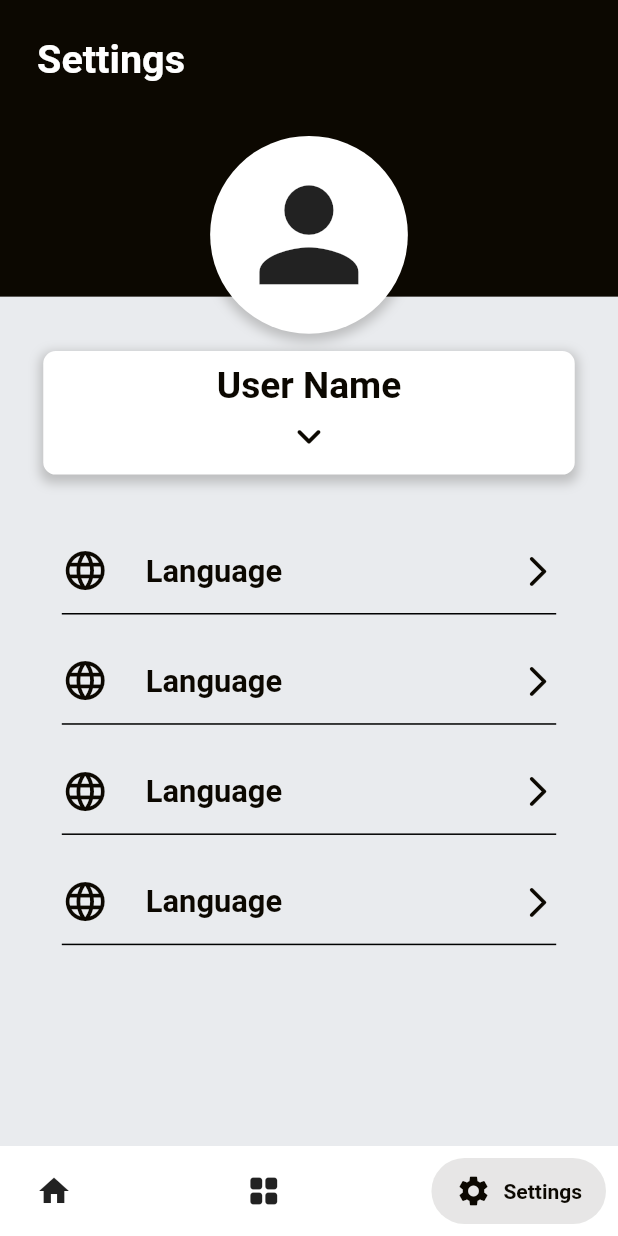
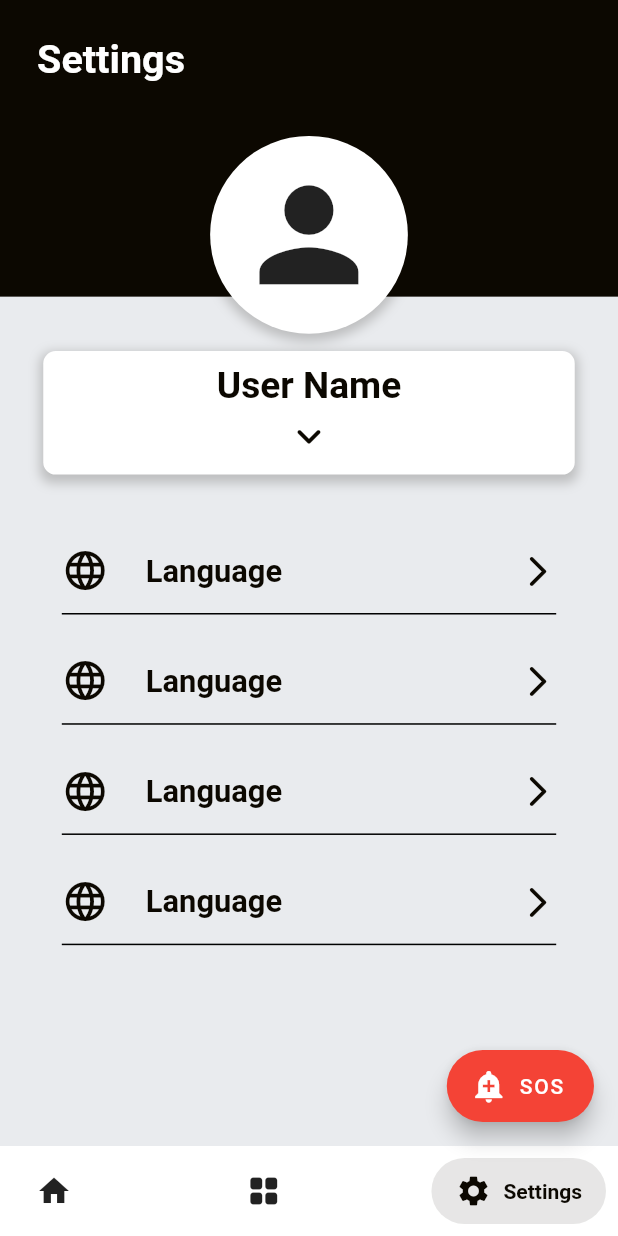
Before and after one commit to naqeeb9a/ajk-tour, a Flutter app: the screen it shows after launch, item 3 of the bottom bar chosen, on a phone screen of 412 x 824 dp. Run offline on Flutter 3.47's test engine with Material 2 defaults, Android fonts, the phone set to English and light mode, and no system bars; drawn by our look-alikes of salomon_bottom_bar; our stand-ins replace cached_network_image, carousel_slider, smooth_page_indicator; network calls fail.

Commit message:
Hassan ~ SOS Button Implementation

```diff
--- a/lib/app_screens/cities.dart
+++ b/lib/app_screens/cities.dart
@@ -2,6 +2,7 @@ import 'package:ajk_tour/api/apis.dart';
 import 'package:ajk_tour/utils/config.dart';
 import 'package:ajk_tour/widgets/boxes.dart';
 import 'package:ajk_tour/widgets/dynamic_sizes.dart';
+import 'package:ajk_tour/widgets/essential_widgets.dart';
 import 'package:flutter/material.dart';
 
 import 'city_details.dart';
@@ -28,6 +29,7 @@ class _CitiesState extends State<Cities> {
   Widget build(BuildContext context) {
     return Scaffold(
       backgroundColor: myGrey,
+      floatingActionButton: sosFloatingButton(),
       body: NestedScrollView(
         headerSliverBuilder: (BuildContext context, bool innerBoxIsScrolled) {
           return <Widget>[
--- a/lib/app_screens/city_details.dart
+++ b/lib/app_screens/city_details.dart
@@ -29,6 +29,7 @@ class _CityDetailState extends State<CityDetail> {
         tag: widget.i,
         child: Scaffold(
           backgroundColor: myGrey,
+          floatingActionButton: sosFloatingButton(),
           body: Column(
             children: [
               imageHeader(
--- a/lib/app_screens/districts.dart
+++ b/lib/app_screens/districts.dart
@@ -18,6 +18,7 @@ class _DistrictsState extends State<Districts> {
   Widget build(BuildContext context) {
     return Scaffold(
         backgroundColor: myGrey,
+        floatingActionButton: sosFloatingButton(),
         body: Column(
           children: [
             imageHeader(
@@ -39,7 +40,6 @@ class _DistrictsState extends State<Districts> {
                   future: ApiData().getInfo("districts"),
                   builder: (BuildContext context, AsyncSnapshot snapshot) {
                     if (snapshot.hasData) {
-                      print(snapshot.data.length);
                       return ListView.builder(
                         itemCount: snapshot.data.length,
                         itemBuilder: (context, i) {
--- a/lib/app_screens/home_page.dart
+++ b/lib/app_screens/home_page.dart
@@ -3,6 +3,7 @@ import 'package:ajk_tour/app_screens/selected_detail_page.dart';
 import 'package:ajk_tour/utils/app_routes.dart';
 import 'package:ajk_tour/utils/config.dart';
 import 'package:ajk_tour/widgets/dynamic_sizes.dart';
+import 'package:ajk_tour/widgets/essential_widgets.dart';
 import 'package:cached_network_image/cached_network_image.dart';
 import 'package:carousel_slider/carousel_slider.dart';
 import 'package:flutter/material.dart';
@@ -22,6 +23,7 @@ class _HomePageState extends State<HomePage> {
   Widget build(BuildContext context) {
     return Scaffold(
       backgroundColor: myGrey,
+      floatingActionButton: sosFloatingButton(),
       body: SingleChildScrollView(
         child: Column(
           crossAxisAlignment: CrossAxisAlignment.start,
@@ -68,7 +70,6 @@ class _HomePageState extends State<HomePage> {
                   ),
                   InkWell(
                     onTap: () {
-
                       push(
                         context,
                         const SearchScreen(),
--- a/lib/app_screens/place_detail.dart
+++ b/lib/app_screens/place_detail.dart
@@ -26,6 +26,8 @@ class _PlaceDetailState extends State<PlaceDetail> {
   @override
   Widget build(BuildContext context) {
     return Scaffold(
+      backgroundColor: myGrey,
+      floatingActionButton: sosFloatingButton(),
       body: Column(
         children: [
           Stack(
--- a/lib/app_screens/search_screen.dart
+++ b/lib/app_screens/search_screen.dart
@@ -1,5 +1,6 @@
 import 'package:ajk_tour/utils/config.dart';
 import 'package:ajk_tour/widgets/dynamic_sizes.dart';
+import 'package:ajk_tour/widgets/essential_widgets.dart';
 import 'package:flutter/material.dart';
 
 class SearchScreen extends StatefulWidget {
@@ -11,10 +12,12 @@ class SearchScreen extends StatefulWidget {
 
 class _SearchScreenState extends State<SearchScreen> {
   TextEditingController searchText = TextEditingController();
+
   @override
   Widget build(BuildContext context) {
     return Scaffold(
       backgroundColor: myGrey,
+      floatingActionButton: sosFloatingButton(),
       body: SafeArea(
         child: Center(
           child: SizedBox(
--- a/lib/app_screens/settings.dart
+++ b/lib/app_screens/settings.dart
@@ -1,5 +1,6 @@
 import 'package:ajk_tour/utils/config.dart';
 import 'package:ajk_tour/widgets/dynamic_sizes.dart';
+import 'package:ajk_tour/widgets/essential_widgets.dart';
 import 'package:flutter/material.dart';
 
 class Settings extends StatefulWidget {
@@ -16,6 +17,7 @@ class _SettingsState extends State<Settings> {
   Widget build(BuildContext context) {
     return Scaffold(
       backgroundColor: myGrey,
+      floatingActionButton: sosFloatingButton(),
       body: SingleChildScrollView(
         child: Column(
           mainAxisAlignment: MainAxisAlignment.start,
--- a/lib/widgets/essential_widgets.dart
+++ b/lib/widgets/essential_widgets.dart
@@ -113,3 +113,15 @@
     ),
   );
 }
+
+Widget sosFloatingButton() {
+  return const FloatingActionButton.extended(
+    label: Text("SOS"),
+    onPressed: null,
+    backgroundColor: Colors.red,
+    isExtended: true,
+    icon: Icon(
+      Icons.add_alert,
+    ),
+  );
+}
```
Also changed, not shown: lib/app_screens/selected_detail_page.dart (+5 -16 lines).
